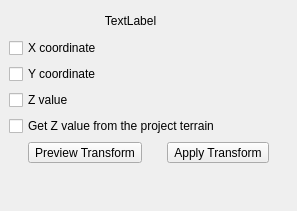
First picture: the form in src/ui/mesh/qgsmeshtransformcoordinatesdockwidgetbase.ui, repository qgis/QGIS, before the edit.
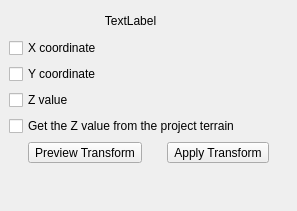
Second picture: the form after the edit. Icons and pictures are not drawn. Custom widgets are drawn as their Qt base class.

The edit to the form file:
```diff
--- a/src/ui/mesh/qgsmeshtransformcoordinatesdockwidgetbase.ui
+++ b/src/ui/mesh/qgsmeshtransformcoordinatesdockwidgetbase.ui
@@ -41,7 +41,7 @@
     <item row="4" column="0">
      <widget class="QCheckBox" name="mCheckBoxZFromProjectTerrain">
       <property name="text">
-       <string>Get Z value from the project terrain</string>
+       <string>Get the Z value from the project terrain</string>
       </property>
      </widget>
     </item>
```
